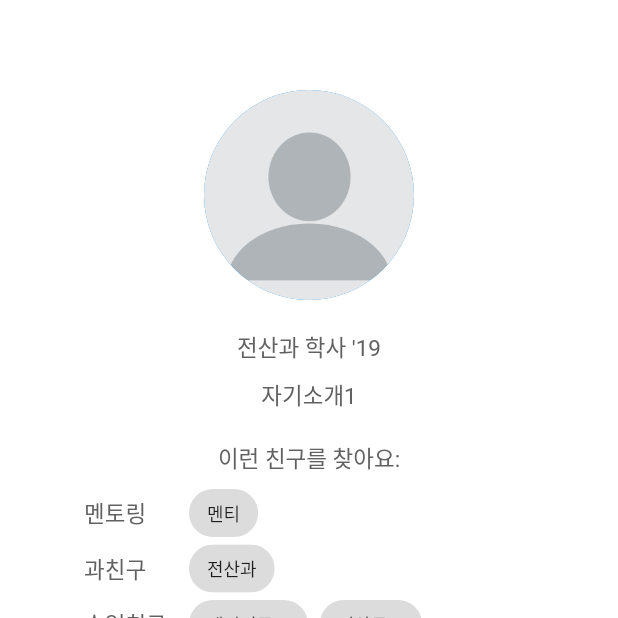
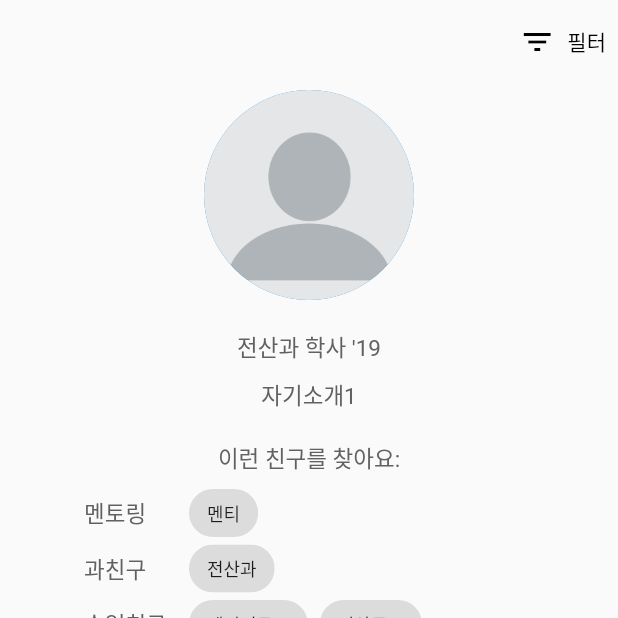
Before and after one commit to Yenu-Project/kai-friends-app, a Flutter app: the screen it shows after launch, on a phone screen of 412 x 824 dp, the top half of it. Run offline on Flutter 3.47's test engine with Material 2 defaults, Android fonts, the phone set to English and light mode, and no system bars; our stand-ins replace flutter_slidable; accounts and stored records are empty.

Commit message:
feat(filter page): route between friend_recommendation screen and friend_filter screen

```diff
--- a/lib/screens/main/friend_recommendation.dart
+++ b/lib/screens/main/friend_recommendation.dart
@@ -1,5 +1,7 @@
 import 'package:flutter/material.dart';
+import 'package:kai_friends_app/screens/main/friend_filter.dart';
 import 'package:kai_friends_app/widgets/friend_selection/friend_selection_view.dart';
+import 'package:kai_friends_app/widgets/top_app_bar.dart';
 
 class UserRecommendationScreen extends StatelessWidget {
   final String getFriendRecommendationUrl =
@@ -7,8 +9,24 @@ class UserRecommendationScreen extends StatelessWidget {
   @override
   Widget build(BuildContext context) {
     // TODO: add filter button
-    return FriendSelectionView(
-      getUserProfilesUrl: getFriendRecommendationUrl,
+    return Scaffold(
+      appBar: TopAppBar(title: '', actions: [
+        TextButton.icon(
+            style: TextButton.styleFrom(
+              primary: Colors.black,
+            ),
+            onPressed: () {
+              Navigator.push(
+                  context,
+                  MaterialPageRoute(
+                      builder: (context) => FriendFilterScreen()));
+            },
+            icon: const Icon(Icons.filter_list),
+            label: const Text('필터')),
+      ]),
+      body: FriendSelectionView(
+        getUserProfilesUrl: getFriendRecommendationUrl,
+      ),
     );
   }
 }
--- a/lib/widgets/friend_selection/friend_selection_view.dart
+++ b/lib/widgets/friend_selection/friend_selection_view.dart
@@ -49,7 +49,7 @@ class _FriendSelectionViewState extends State<FriendSelectionView> {
       child: SingleChildScrollView(
         child: Column(
           children: [
-            const SizedBox(height: 60.0),
+            const SizedBox(height: 4.0),
             UserProfileView(userProfile: userProfile),
             const SizedBox(height: 30.0),
             FriendDecisionButtons(callback: changeUserProfile),
```
Also changed, not shown: lib/screens/main/friend_filter.dart (+15 -1 lines), lib/screens/received_requests/received_requests.dart (+9 -2 lines).
